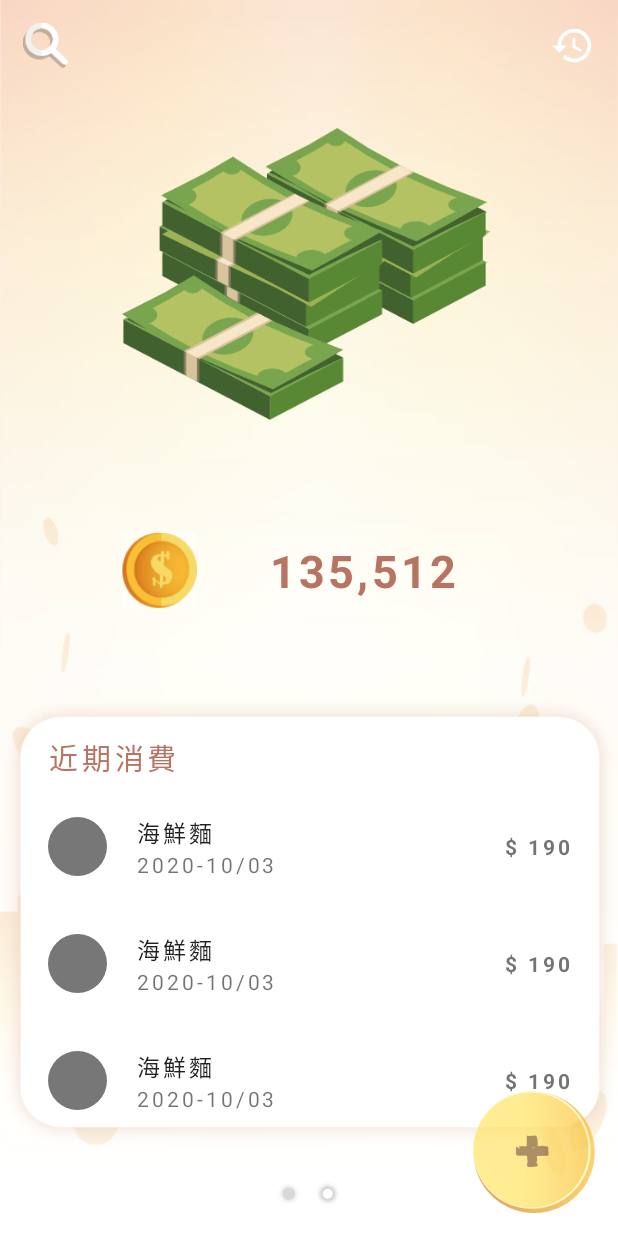
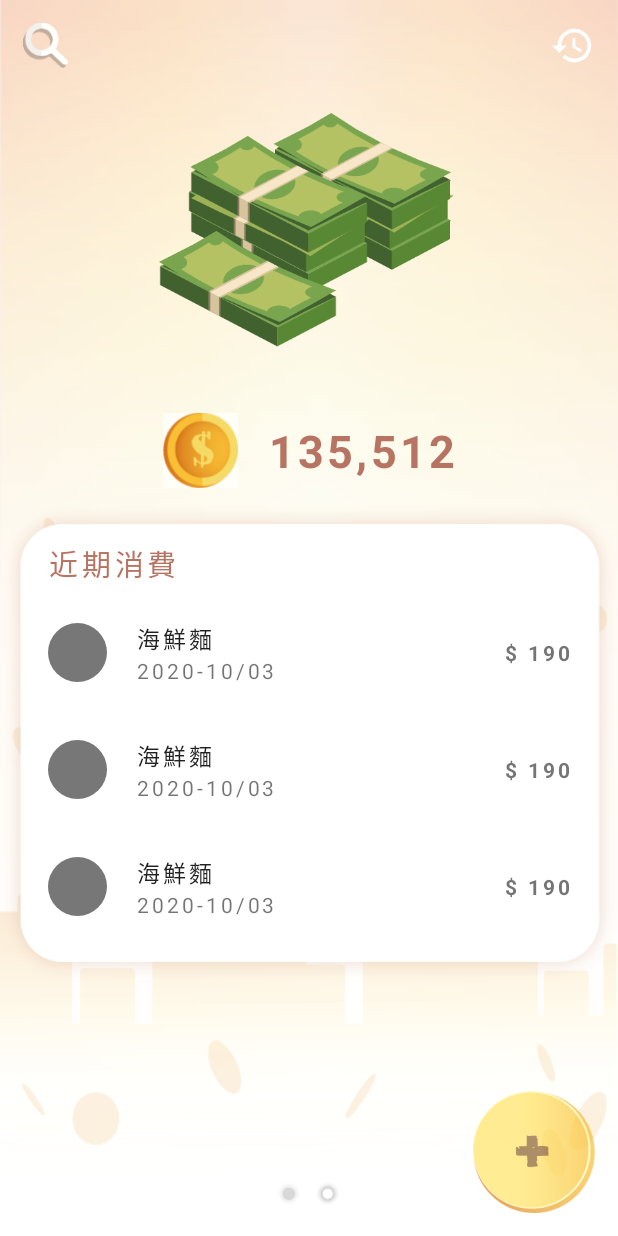
Before and after one commit to d85275/MoneyManager, an Android app: the screen it shows after launch (MainActivity), on a phone screen of 412 x 824 dp. Run offline under Robolectric (Android 15) with nearby library versions, the light colour scheme and no system bars.

Commit message:
change cash fragment layout

```diff
--- a/app/src/main/res/layout/fragment_cash.xml
+++ b/app/src/main/res/layout/fragment_cash.xml
@@ -14,26 +14,36 @@
 
         <ImageView
             android:id="@+id/ivBackground"
-            android:layout_width="250dp"
-            android:layout_height="250dp"
-            android:layout_marginTop="40dp"
+            android:layout_width="200dp"
+            android:layout_height="200dp"
+            android:layout_marginTop="30dp"
             android:background="@drawable/money"
             app:layout_constraintEnd_toEndOf="parent"
             app:layout_constraintStart_toStartOf="parent"
             app:layout_constraintTop_toTopOf="parent" />
 
+
+        <LinearLayout
+            android:id="@+id/llMoney"
+            android:layout_width="0dp"
+            android:layout_height="wrap_content"
+            android:layout_marginStart="40dp"
+            android:layout_marginEnd="40dp"
+            android:gravity="center"
+            android:orientation="horizontal"
+            app:layout_constraintEnd_toEndOf="parent"
+            app:layout_constraintStart_toStartOf="parent"
+            app:layout_constraintTop_toBottomOf="@id/ivBackground">
+
             <ImageView
                 android:id="@+id/ivMoney"
                 android:layout_width="50dp"
                 android:layout_height="50dp"
-            android:layout_marginTop="20dp"
-            android:background="@drawable/coin"
-            app:layout_constraintStart_toStartOf="@id/ivBackground"
-            app:layout_constraintTop_toBottomOf="@id/ivBackground" />
+                android:background="@drawable/coin" />
 
             <TextView
                 android:id="@+id/tvBalanced"
-            android:layout_width="0dp"
+                android:layout_width="wrap_content"
                 android:layout_height="wrap_content"
                 android:layout_marginStart="20dp"
                 android:ellipsize="end"
@@ -50,43 +60,45 @@
                 app:layout_constraintStart_toEndOf="@id/ivMoney"
                 app:layout_constraintTop_toTopOf="@id/ivMoney" />
 
+        </LinearLayout>
+
         <LinearLayout
             android:layout_width="0dp"
-            android:layout_height="300dp"
+            android:layout_height="320dp"
+            android:layout_marginTop="10dp"
             android:background="@drawable/rectangle"
             android:orientation="vertical"
-            app:layout_constraintBottom_toBottomOf="parent"
             app:layout_constraintEnd_toEndOf="parent"
             app:layout_constraintStart_toStartOf="parent"
-            app:layout_constraintTop_toBottomOf="@id/ivMoney">
+            app:layout_constraintTop_toBottomOf="@id/llMoney">
 
             <TextView
                 android:layout_width="wrap_content"
                 android:layout_height="wrap_content"
+                android:layout_marginStart="32dp"
+                android:layout_marginTop="26dp"
                 android:gravity="center_horizontal"
                 android:letterSpacing="0.13"
-                android:layout_marginStart="32dp"
-                android:layout_marginTop="26dp"
+                android:text="近期消費"
                 android:textColor="#b87463"
-                android:textSize="19sp"
-                android:text="近期消費" />
+                android:textSize="19sp" />
 
             <TextView
                 android:id="@+id/tvEmpty"
+                android:layout_width="match_parent"
+                android:layout_height="match_parent"
+                android:gravity="center"
+                android:text="No Data!"
                 android:textColor="@android:color/darker_gray"
-                android:text="No Data!"
-                android:visibility="gone"
-                android:gravity="center"
-                android:layout_width="match_parent"
-                android:layout_height="match_parent"/>
+                android:visibility="gone" />
 
             <androidx.recyclerview.widget.RecyclerView
                 android:id="@+id/rvRecent"
                 android:layout_width="match_parent"
                 android:layout_height="wrap_content"
                 android:layout_marginStart="32dp"
-                android:layout_marginEnd="32dp"
-                android:layout_marginTop="15dp"/>
+                android:layout_marginTop="15dp"
+                android:layout_marginEnd="32dp" />
         </LinearLayout>
 
         <ImageView
@@ -95,8 +107,8 @@
             android:layout_height="81dp"
             android:layout_marginEnd="15dp"
             android:layout_marginBottom="15dp"
+            android:alpha="0.7"
             android:background="@drawable/add"
-            android:alpha="0.7"
             app:layout_constraintBottom_toBottomOf="parent"
             app:layout_constraintEnd_toEndOf="parent" />
     </androidx.constraintlayout.widget.ConstraintLayout>
```
Lines whose indentation alone changed are shown as unchanged.
